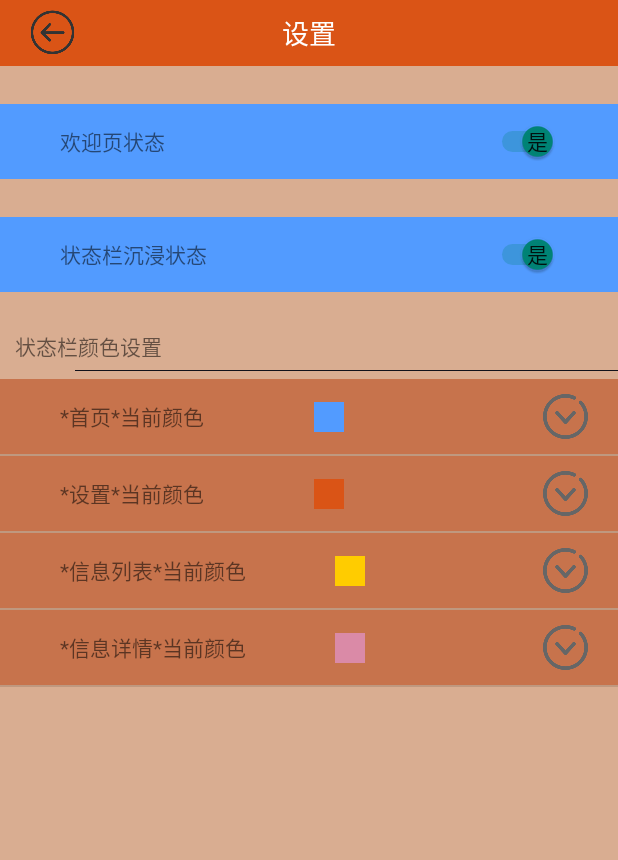
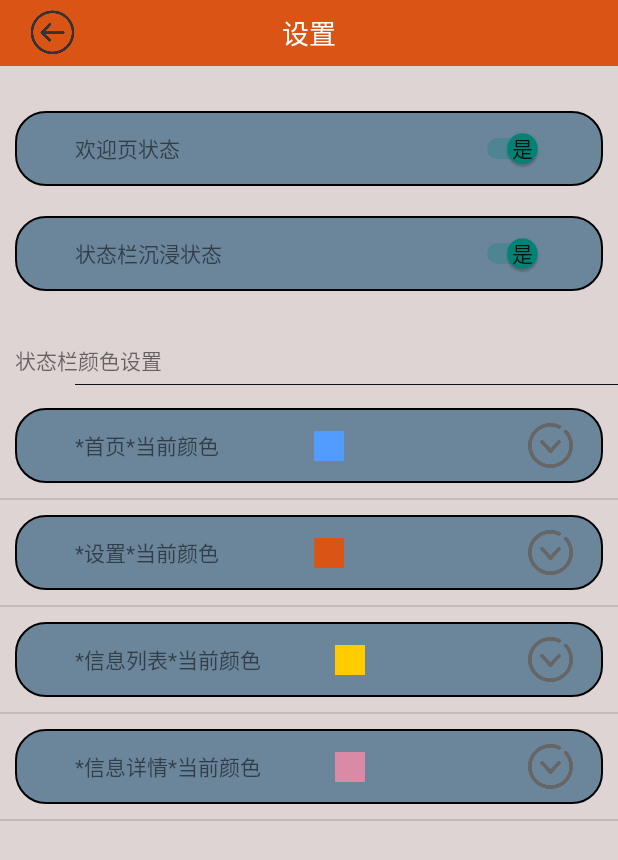
Before and after one commit to 31702160124/mmvtcmessage, an Android app: the SettingActivity screen opened directly, with no data from a screen before it, on a phone screen of 412 x 824 dp. Shown: the top 860 px of the screen. Run offline under Robolectric (Android 15) with nearby library versions, the phone set to English and light mode, and no system bars.

Commit message:
完成所有...

```diff
--- a/app/src/main/java/com/qq/a1843318972/mmvtcmessage/WelcomeActivity.java
+++ b/app/src/main/java/com/qq/a1843318972/mmvtcmessage/WelcomeActivity.java
@@ -47,7 +47,7 @@ public class WelcomeActivity extends BaseActivity {
                             @Override
                             public void onAnimationUpdate(ValueAnimator animation) {
                                 float fractionValue = animation.getAnimatedFraction();
-                                pikaqiu.setAlpha(fractionValue);
+//                                pikaqiu.setAlpha(fractionValue);
                             }
                         });
                         rValue.setInterpolator(new DecelerateInterpolator());
--- /dev/null
+++ b/app/src/main/res/drawable/blue2.xml
@@ -0,0 +1,9 @@
+<?xml version="1.0" encoding="utf-8"?>
+<shape xmlns:android="http://schemas.android.com/apk/res/android">
+    <solid android:color="#6b869b" />
+    <corners android:topLeftRadius="20dp"
+        android:topRightRadius="20dp"
+        android:bottomRightRadius="20dp"
+        android:bottomLeftRadius="20dp"/>
+    <stroke android:width="1dp" android:color="#000000" />
+</shape>
--- a/app/src/main/res/layout/activity_setting.xml
+++ b/app/src/main/res/layout/activity_setting.xml
@@ -3,21 +3,23 @@
     xmlns:tools="http://schemas.android.com/apk/res-auto"
     android:layout_width="match_parent"
     android:layout_height="match_parent"
-    android:background="#d9ad91"
+    android:background="#ded4d4"
     android:fitsSystemWindows="true"
     android:orientation="vertical">
 
     <com.qq.a1843318972.mmvtcmessage.TopBar
         android:id="@+id/set_back"
+        android:layout_marginBottom="20dp"
         android:layout_width="match_parent"
         android:layout_height="wrap_content"
         tools:m_left_image="@drawable/back" />
 
     <LinearLayout
+        android:layout_margin="10dp"
+        android:background="@drawable/blue2"
         android:layout_width="match_parent"
         android:layout_height="50dp"
         android:layout_marginTop="25dp"
-        android:background="#529bff"
         android:orientation="horizontal">
 
         <TextView
@@ -46,10 +48,11 @@
     </LinearLayout>
 
     <LinearLayout
+        android:layout_margin="10dp"
+        android:background="@drawable/blue2"
         android:layout_width="match_parent"
         android:layout_height="50dp"
         android:layout_marginTop="25dp"
-        android:background="#529bff"
         android:orientation="horizontal">
 
         <TextView
--- a/app/src/main/res/layout/activity_welcome.xml
+++ b/app/src/main/res/layout/activity_welcome.xml
@@ -62,12 +62,12 @@
 
         <!--logo开始-->
         <ImageView
-            android:visibility="invisible"
             android:id="@+id/logo"
             android:layout_width="150dp"
             android:layout_height="150dp"
-            android:layout_marginTop="20dp"
-            android:src="@drawable/logo" />
+            android:layout_marginTop="100dp"
+            android:src="@drawable/logo"
+            android:visibility="invisible" />
         <!--logo结束-->
         <ImageView
             android:layout_width="match_parent"
--- a/app/src/main/res/layout/colorlist_item.xml
+++ b/app/src/main/res/layout/colorlist_item.xml
@@ -5,9 +5,10 @@
     android:orientation="vertical">
 
     <LinearLayout
+        android:layout_margin="10dp"
         android:layout_width="match_parent"
         android:layout_height="50dp"
-        android:background="#c7734c"
+        android:background="@drawable/blue2"
         android:orientation="horizontal">
 
         <LinearLayout
```
Also changed, not shown: app/src/main/java/com/qq/a1843318972/mmvtcmessage/newShow.java (+13 -3 lines), app/src/main/res/layout/activity_news_list.xml (+6 -5 lines), app/src/main/res/layout/newsliset_item.xml (+2 -7 lines), 1 other file.
